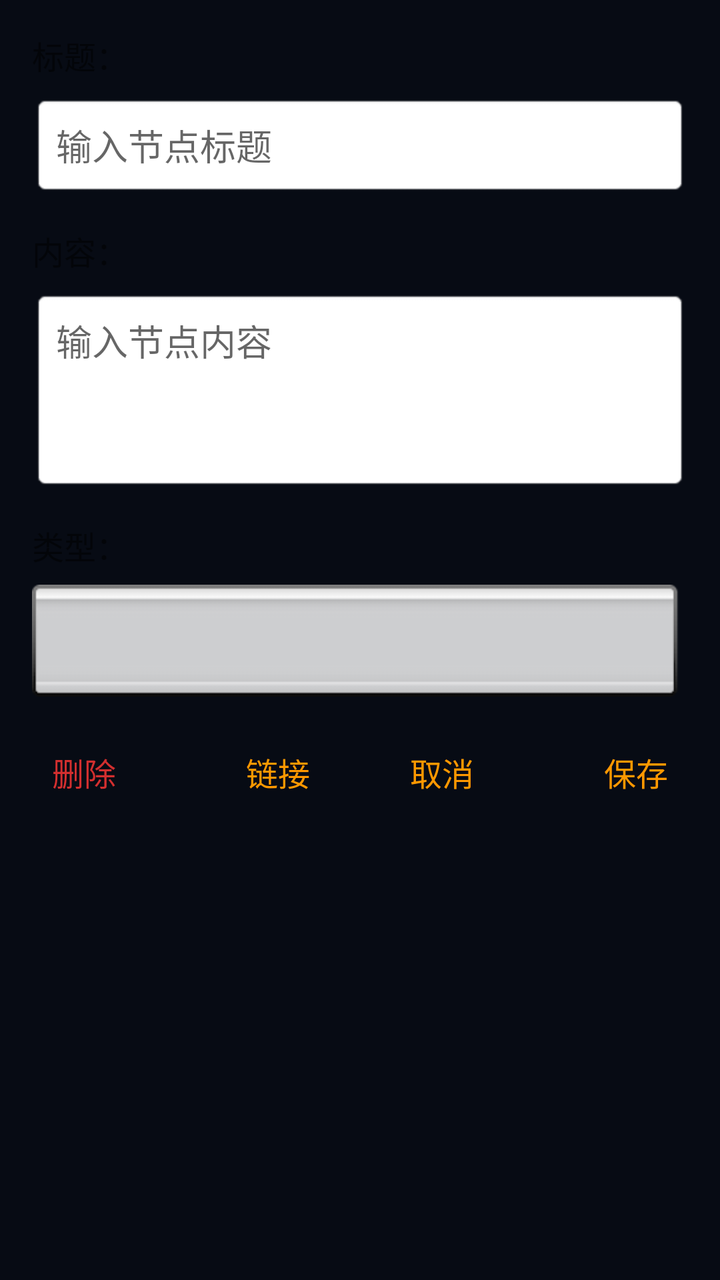
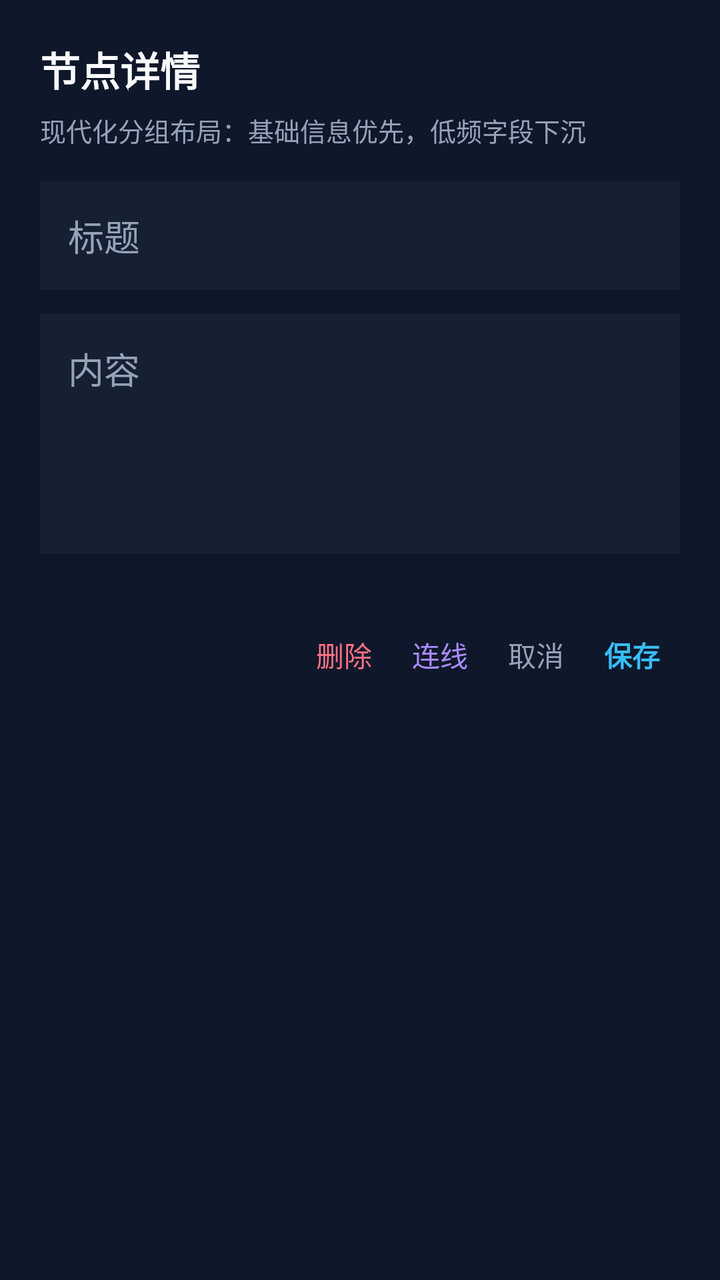

An Android layout rendered at two revisions. The XML below is the earlier revision; the diff shows what the commit changed to produce the second picture.
<!-- AndroidManifest.xml: application theme AppTheme -->
<!-- res/layout/dialog_node_edit.xml -->
<?xml version="1.0" encoding="utf-8"?>
<LinearLayout xmlns:android="http://schemas.android.com/apk/res/android"
    android:layout_width="match_parent"
    android:layout_height="wrap_content"
    android:orientation="vertical"
    android:padding="16dp">

    
    <TextView
        android:layout_width="wrap_content"
        android:layout_height="wrap_content"
        android:text="标题："
        android:textSize="16sp"
        android:layout_marginBottom="8dp" />

    <EditText
        android:id="@+id/edit_title"
        android:layout_width="match_parent"
        android:layout_height="wrap_content"
        android:hint="输入节点标题"
        android:padding="12dp"
        android:background="@android:drawable/editbox_background"
        android:layout_marginBottom="16dp" />

    
    <TextView
        android:layout_width="wrap_content"
        android:layout_height="wrap_content"
        android:text="内容："
        android:textSize="16sp"
        android:layout_marginBottom="8dp" />

    <EditText
        android:id="@+id/edit_content"
        android:layout_width="match_parent"
        android:layout_height="100dp"
        android:hint="输入节点内容"
        android:padding="12dp"
        android:background="@android:drawable/editbox_background"
        android:gravity="top"
        android:layout_marginBottom="16dp" />

    
    <TextView
        android:layout_width="wrap_content"
        android:layout_height="wrap_content"
        android:text="类型："
        android:textSize="16sp"
        android:layout_marginBottom="8dp" />

    <Spinner
        android:id="@+id/spinner_type"
        android:layout_width="match_parent"
        android:layout_height="wrap_content"
        android:padding="12dp"
        android:background="@android:drawable/spinner_background"
        android:layout_marginBottom="16dp" />

    
    <LinearLayout
        android:layout_width="match_parent"
        android:layout_height="wrap_content"
        android:orientation="horizontal"
        android:gravity="center_vertical">

        <TextView
            android:id="@+id/btn_delete"
            android:layout_width="0dp"
            android:layout_height="wrap_content"
            android:layout_weight="1"
            android:text="删除"
            android:textSize="16sp"
            android:textColor="#D32F2F"
            android:padding="10dp" />

        <TextView
            android:id="@+id/btn_link"
            android:layout_width="0dp"
            android:layout_height="wrap_content"
            android:layout_weight="1"
            android:text="链接"
            android:textSize="16sp"
            android:textColor="#FF9800"
            android:padding="10dp"
            android:gravity="center" />

        <TextView
            android:id="@+id/btn_cancel"
            android:layout_width="0dp"
            android:layout_height="wrap_content"
            android:layout_weight="1"
            android:text="取消"
            android:textSize="16sp"
            android:textColor="#FF9800"
            android:padding="10dp"
            android:gravity="center" />

        <TextView
            android:id="@+id/btn_save"
            android:layout_width="0dp"
            android:layout_height="wrap_content"
            android:layout_weight="1"
            android:text="保存"
            android:textSize="16sp"
            android:textColor="#FF9800"
            android:padding="10dp"
            android:gravity="end" />
    </LinearLayout>

</LinearLayout>
<!-- resources referenced by this layout -->
<resources>
  <style name="AppTheme" parent="Theme.MaterialComponents.DayNight.NoActionBar">
          <item name="colorPrimary">#8B5CF6</item>
          <item name="colorPrimaryVariant">#6D28D9</item>
          <item name="colorOnPrimary">#FFFFFF</item>
          <item name="colorSecondary">#38BDF8</item>
          <item name="colorSecondaryVariant">#0EA5E9</item>
          <item name="colorOnSecondary">#07111E</item>
          <item name="android:windowBackground">@color/nc_bg</item>
          <item name="android:statusBarColor">@color/nc_bg</item>
          <item name="android:navigationBarColor">@color/nc_bg</item>
          <item name="materialAlertDialogTheme">@style/RoundedDialogTheme</item>
          <item name="android:forceDarkAllowed">false</item>
      </style>
  <color name="nc_bg">#070B14</color>
  <style name="RoundedDialogTheme" parent="ThemeOverlay.MaterialComponents.MaterialAlertDialog">
          <item name="shapeAppearanceMediumComponent">@style/RoundedShapeAppearance</item>
          <item name="backgroundTint">@color/nc_surface</item>
          <item name="android:windowMinWidthMajor">94%</item>
          <item name="android:windowMinWidthMinor">94%</item>
          <item name="colorSurface">@color/nc_surface</item>
          <item name="materialAlertDialogTitleTextStyle">@style/DialogTitleText</item>
          <item name="materialAlertDialogBodyTextStyle">@style/DialogBodyText</item>
          <item name="buttonBarPositiveButtonStyle">@style/DialogButtonTextPrimary</item>
          <item name="buttonBarNegativeButtonStyle">@style/DialogButtonTextSecondary</item>
          <item name="buttonBarNeutralButtonStyle">@style/DialogButtonTextDanger</item>
          <item name="android:backgroundDimAmount">0.65</item>
      </style>
  <style name="RoundedShapeAppearance" parent="">
          <item name="cornerFamily">rounded</item>
          <item name="cornerSize">24dp</item>
      </style>
  <color name="nc_surface">#0F172A</color>
  <style name="DialogTitleText" parent="TextAppearance.MaterialComponents.Headline6">
          <item name="android:textColor">@color/nc_text_primary</item>
          <item name="android:textStyle">bold</item>
          <item name="android:textSize">19sp</item>
      </style>
  <style name="DialogBodyText" parent="TextAppearance.MaterialComponents.Body1">
          <item name="android:textColor">@color/nc_text_secondary</item>
          <item name="android:textSize">15sp</item>
      </style>
  <style name="DialogButtonTextPrimary" parent="Widget.MaterialComponents.Button.TextButton.Dialog">
          <item name="android:textColor">@color/nc_text_primary</item>
          <item name="android:textStyle">bold</item>
          <item name="android:textAllCaps">false</item>
      </style>
  <style name="DialogButtonTextSecondary" parent="Widget.MaterialComponents.Button.TextButton.Dialog">
          <item name="android:textColor">@color/nc_text_secondary</item>
          <item name="android:textStyle">bold</item>
          <item name="android:textAllCaps">false</item>
      </style>
  <style name="DialogButtonTextDanger" parent="Widget.MaterialComponents.Button.TextButton.Dialog">
          <item name="android:textColor">@color/nc_danger</item>
          <item name="android:textStyle">bold</item>
          <item name="android:textAllCaps">false</item>
      </style>
  <color name="nc_text_primary">#F8FAFC</color>
  <color name="nc_text_secondary">#A8B3CF</color>
  <color name="nc_danger">#F43F5E</color>
</resources>

<!-- the commit's change to res/layout/dialog_node_edit.xml (unified diff, before → after) -->
@@ -3,108 +3,94 @@
     android:layout_width="match_parent"
     android:layout_height="wrap_content"
     android:orientation="vertical"
-    android:padding="16dp">
+    android:padding="20dp"
+    android:background="#0F172A">
 
-    
     <TextView
         android:layout_width="wrap_content"
         android:layout_height="wrap_content"
-        android:text="标题："
-        android:textSize="16sp"
-        android:layout_marginBottom="8dp" />
+        android:text="节点详情"
+        android:textColor="#F8FAFC"
+        android:textSize="20sp"
+        android:textStyle="bold" />
+
+    <TextView
+        android:layout_width="wrap_content"
+        android:layout_height="wrap_content"
+        android:layout_marginTop="6dp"
+        android:text="现代化分组布局：基础信息优先，低频字段下沉"
+        android:textColor="#94A3B8"
+        android:textSize="13sp" />
 
     <EditText
         android:id="@+id/edit_title"
         android:layout_width="match_parent"
         android:layout_height="wrap_content"
-        android:hint="输入节点标题"
-        android:padding="12dp"
-        android:background="@android:drawable/editbox_background"
-        android:layout_marginBottom="16dp" />
-
-    
-    <TextView
-        android:layout_width="wrap_content"
-        android:layout_height="wrap_content"
-        android:text="内容："
-        android:textSize="16sp"
-        android:layout_marginBottom="8dp" />
+        android:layout_marginTop="16dp"
+        android:background="#162033"
+        android:hint="标题"
+        android:padding="14dp"
+        android:textColor="#F8FAFC"
+        android:textColorHint="#94A3B8" />
 
     <EditText
         android:id="@+id/edit_content"
         android:layout_width="match_parent"
-        android:layout_height="100dp"
-        android:hint="输入节点内容"
-        android:padding="12dp"
-        android:background="@android:drawable/editbox_background"
+        android:layout_height="120dp"
+        android:layout_marginTop="12dp"
+        android:background="#162033"
         android:gravity="top"
-        android:layout_marginBottom="16dp" />
-
-    
-    <TextView
-        android:layout_width="wrap_content"
-        android:layout_height="wrap_content"
-        android:text="类型："
-        android:textSize="16sp"
-        android:layout_marginBottom="8dp" />
+        android:hint="内容"
+        android:padding="14dp"
+        android:textColor="#F8FAFC"
+        android:textColorHint="#94A3B8" />
 
     <Spinner
         android:id="@+id/spinner_type"
         android:layout_width="match_parent"
         android:layout_height="wrap_content"
-        android:padding="12dp"
-        android:background="@android:drawable/spinner_background"
-        android:layout_marginBottom="16dp" />
+        android:layout_marginTop="12dp"
+        android:background="#162033" />
 
-    
     <LinearLayout
         android:layout_width="match_parent"
         android:layout_height="wrap_content"
-        android:orientation="horizontal"
-        android:gravity="center_vertical">
+        android:layout_marginTop="18dp"
+        android:gravity="end"
+        android:orientation="horizontal">
 
         <TextView
             android:id="@+id/btn_delete"
-            android:layout_width="0dp"
+            android:layout_width="wrap_content"
             android:layout_height="wrap_content"
-            android:layout_weight="1"
+            android:padding="10dp"
             android:text="删除"
-            android:textSize="16sp"
-            android:textColor="#D32F2F"
-            android:padding="10dp" />
+            android:textColor="#FB7185" />
 
         <TextView
             android:id="@+id/btn_link"
-            android:layout_width="0dp"
+            android:layout_width="wrap_content"
             android:layout_height="wrap_content"
-            android:layout_weight="1"
-            android:text="链接"
-            android:textSize="16sp"
-            android:textColor="#FF9800"
             android:padding="10dp"
-            android:gravity="center" />
+            android:text="连线"
+            android:textColor="#A78BFA" />
 
         <TextView
             android:id="@+id/btn_cancel"
-            android:layout_width="0dp"
+            android:layout_width="wrap_content"
             android:layout_height="wrap_content"
-            android:layout_weight="1"
+            android:padding="10dp"
             android:text="取消"
-            android:textSize="16sp"
-            android:textColor="#FF9800"
-            android:padding="10dp"
-            android:gravity="center" />
+            android:textColor="#94A3B8" />
 
         <TextView
             android:id="@+id/btn_save"
-            android:layout_width="0dp"
+            android:layout_width="wrap_content"
             android:layout_height="wrap_content"
-            android:layout_weight="1"
+            android:padding="10dp"
             android:text="保存"
-            android:textSize="16sp"
-            android:textColor="#FF9800"
-            android:padding="10dp"
-            android:gravity="end" />
+            android:textColor="#38BDF8"
+            android:textStyle="bold" />
     </LinearLayout>
 
 </LinearLayout>
